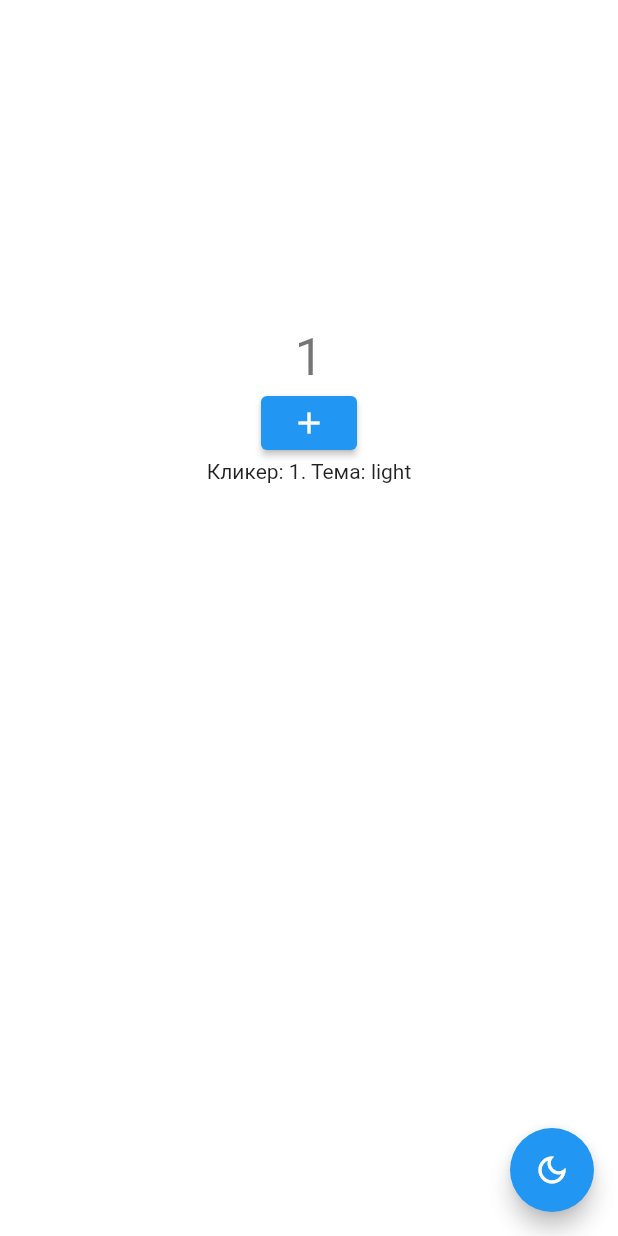
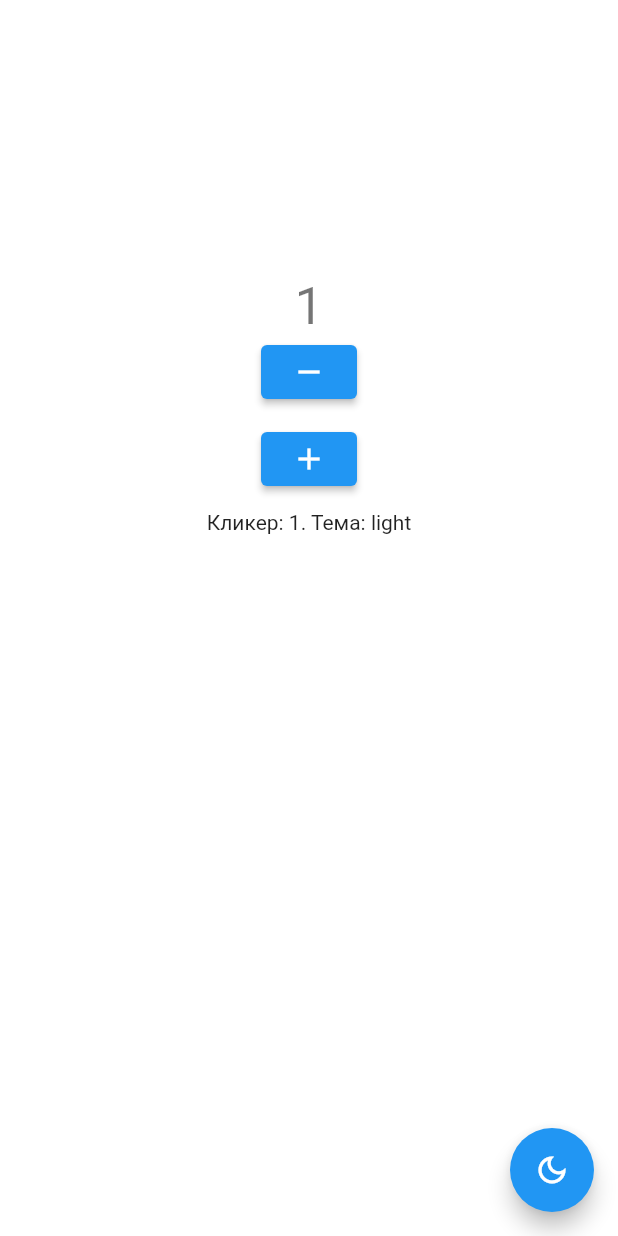
Before and after one commit to Mptshnik/pract_3, a Flutter app: the screen it shows after launch, after a tap on the "add" icon, on a phone screen of 412 x 824 dp. Run offline on Flutter 3.47's test engine with Material 2 defaults, Android fonts, the phone set to English and light mode, and no system bars; our stand-ins replace bloc, flutter_bloc.

Commit message:
Добавлена кнопка "минус". Отключение кнопок, gameover

```diff
--- a/lib/cubit/home/home_cubit.dart
+++ b/lib/cubit/home/home_cubit.dart
@@ -17,8 +17,26 @@ class HomeCubit extends Cubit<HomeState> {
   void handleClick(ThemeMode themeMode) {
     if (themeMode == ThemeMode.dark) {
       clickCount += 2;
+      emit(ClickState(clickCount));
     } else {
       clickCount++;
+      emit(ClickState(clickCount));
+    }
+/*
+    if (clickCount >= 100) {
+      emit(FinishState());
+    }*/
+
+    message = "Кликер: $clickCount. Тема: ${themeMode.name}";
+
+    messages.add(message);
+  }
+
+  void handleClickMinus(ThemeMode themeMode) {
+    if (themeMode == ThemeMode.dark) {
+      clickCount -= 2;
+    } else {
+      clickCount--;
     }
 
     message = "Кликер: $clickCount. Тема: ${themeMode.name}";
@@ -28,7 +46,6 @@ class HomeCubit extends Cubit<HomeState> {
     messages.add(message);
   }
 
-
   void themeSwitched(BuildContext context) {
     messages.add(
         'Вы поменяли тему на ${context.read<ThemeCubit>().themeMode.name}');
--- a/lib/cubit/home/home_state.dart
+++ b/lib/cubit/home/home_state.dart
@@ -11,3 +11,7 @@ class ClickState extends HomeState
 
   ClickState(this.clickCount);
 }
+
+class FinishState extends HomeState{
+
+}
--- a/lib/main.dart
+++ b/lib/main.dart
@@ -35,6 +35,8 @@ class MyApp extends StatelessWidget {
 class MyHomePage extends StatelessWidget {
   MyHomePage({super.key});
 
+  int count = 0;
+
   @override
   Widget build(BuildContext context) {
     return Scaffold(
@@ -45,6 +47,21 @@ class MyHomePage extends StatelessWidget {
             BlocBuilder<HomeCubit, HomeState>(
               builder: (context, state) {
                 if (state is ClickState) {
+                  if (state.clickCount >= 100) {
+                    return Text(
+                      'Game over!',
+                      style: TextStyle(color: Colors.red, fontSize: 30),
+                    );
+                  }
+                }
+                return Container();
+              },
+            ),
+            BlocBuilder<HomeCubit, HomeState>(
+              builder: (context, state) {
+                if (state is ClickState) {
+                  count = state.clickCount;
+
                   return Text(
                     state.clickCount.toString(),
                     style: Theme.of(context).textTheme.headline4,
@@ -56,32 +73,58 @@ class MyHomePage extends StatelessWidget {
                 );
               },
             ),
+            BlocBuilder<HomeCubit, HomeState>(
+              builder: (context, state) {
+                return Column(
+                  children: [
                     ElevatedButton(
-              onPressed: () {
-                context
-                    .read<HomeCubit>()
-                    .handleClick(context.read<ThemeCubit>().themeMode);
+                      onPressed: count <= 0
+                          ? null
+                          : () {
+                              context.read<HomeCubit>().handleClickMinus(
+                                  context.read<ThemeCubit>().themeMode);
+                            },
+                      child: const Icon(Icons.remove),
+                    ),
+                    SizedBox(
+                      height: 10,
+                    ),
+                    ElevatedButton(
+                      onPressed: count >= 100
+                          ? null
+                          : () {
+                              context.read<HomeCubit>().handleClick(
+                                  context.read<ThemeCubit>().themeMode);
                             },
                       child: const Icon(Icons.add),
                     ),
-            SizedBox(width: 300, height: 300, child: Expanded(
+                  ],
+                );
+              },
+            ),
+            SizedBox(
+              height: 10,
+            ),
+            SizedBox(
+              width: 300,
+              height: 300,
+              child: Expanded(
                 child: BlocBuilder<HomeCubit, HomeState>(
                   builder: (context, state) {
                     return ListView.builder(
                       physics: const BouncingScrollPhysics(),
                       itemBuilder: (context, index) {
                         return Center(
-                                child: Text(context
-                                    .read<HomeCubit>()
-                                    .messages[index]),
+                          child:
+                              Text(context.read<HomeCubit>().messages[index]),
                         );
                       },
-                            itemCount:
-                                context.read<HomeCubit>().messages.length,
+                      itemCount: context.read<HomeCubit>().messages.length,
                     );
                   },
                 ),
-                    ),)
+              ),
+            )
           ],
         ),
       ),
```
Lines whose indentation alone changed are shown as unchanged.
